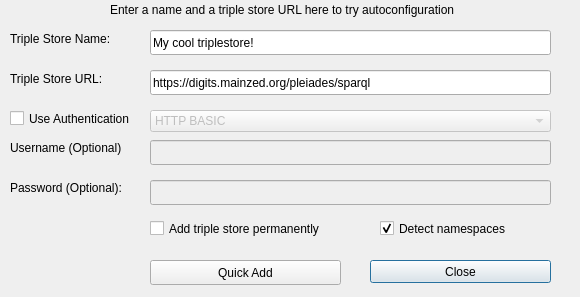
Before: the Qt Designer form dialogs/ui/triplestorequickadddialog.ui in sparqlunicorn/sparqlunicornGoesGIS, drawn with Qt 5.
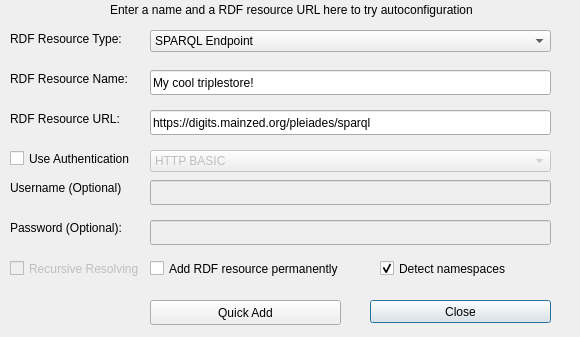
After: the same form once the commit is applied. Custom widgets are drawn as their Qt base class.

Commit message: Unified load graph dialog with triple store quick add dialog

The edit to the form file:
```diff
--- a/dialogs/ui/triplestorequickadddialog.ui
+++ b/dialogs/ui/triplestorequickadddialog.ui
@@ -7,7 +7,7 @@
     <x>0</x>
     <y>0</y>
     <width>580</width>
-    <height>297</height>
+    <height>337</height>
    </rect>
   </property>
   <property name="windowTitle">
@@ -17,20 +17,20 @@
    <property name="geometry">
     <rect>
      <x>10</x>
-     <y>70</y>
+     <y>110</y>
      <width>161</width>
      <height>17</height>
     </rect>
    </property>
    <property name="text">
-    <string>Triple Store URL:</string>
+    <string>RDF Resource URL:</string>
    </property>
   </widget>
   <widget class="QLineEdit" name="tripleStoreEdit">
    <property name="geometry">
     <rect>
      <x>150</x>
-     <y>70</y>
+     <y>110</y>
      <width>401</width>
      <height>25</height>
     </rect>
@@ -43,20 +43,20 @@
    <property name="geometry">
     <rect>
      <x>10</x>
-     <y>30</y>
+     <y>70</y>
      <width>161</width>
      <height>17</height>
     </rect>
    </property>
    <property name="text">
-    <string>Triple Store Name:</string>
+    <string>RDF Resource Name:</string>
    </property>
   </widget>
   <widget class="QLineEdit" name="tripleStoreNameEdit">
    <property name="geometry">
     <rect>
      <x>150</x>
-     <y>30</y>
+     <y>70</y>
      <width>401</width>
      <height>25</height>
     </rect>
@@ -69,7 +69,7 @@
    <property name="geometry">
     <rect>
      <x>370</x>
-     <y>260</y>
+     <y>300</y>
      <width>181</width>
      <height>23</height>
     </rect>
@@ -82,7 +82,7 @@
    <property name="geometry">
     <rect>
      <x>150</x>
-     <y>260</y>
+     <y>300</y>
      <width>191</width>
      <height>25</height>
     </rect>
@@ -101,27 +101,27 @@
     </rect>
    </property>
    <property name="text">
-    <string>Enter a name and a triple store URL here to try autoconfiguration</string>
+    <string>Enter a name and a RDF resource URL here to try autoconfiguration</string>
    </property>
   </widget>
   <widget class="QCheckBox" name="permanentAddCBox">
    <property name="geometry">
     <rect>
      <x>150</x>
-     <y>220</y>
+     <y>260</y>
      <width>211</width>
      <height>17</height>
     </rect>
    </property>
    <property name="text">
-    <string>Add triple store permanently</string>
+    <string>Add RDF resource permanently</string>
    </property>
   </widget>
   <widget class="QLabel" name="usernameLabel">
    <property name="geometry">
     <rect>
      <x>10</x>
-     <y>140</y>
+     <y>180</y>
      <width>111</width>
      <height>16</height>
     </rect>
@@ -134,7 +134,7 @@
    <property name="geometry">
     <rect>
      <x>10</x>
-     <y>180</y>
+     <y>220</y>
      <width>131</width>
      <height>16</height>
     </rect>
@@ -150,7 +150,7 @@
    <property name="geometry">
     <rect>
      <x>150</x>
-     <y>140</y>
+     <y>180</y>
      <width>401</width>
      <height>25</height>
     </rect>
@@ -166,7 +166,7 @@
    <property name="geometry">
     <rect>
      <x>150</x>
-     <y>180</y>
+     <y>220</y>
      <width>401</width>
      <height>25</height>
     </rect>
@@ -182,7 +182,7 @@
    <property name="geometry">
     <rect>
      <x>10</x>
-     <y>110</y>
+     <y>150</y>
      <width>121</width>
      <height>17</height>
     </rect>
@@ -198,7 +198,7 @@
    <property name="geometry">
     <rect>
      <x>150</x>
-     <y>110</y>
+     <y>150</y>
      <width>401</width>
      <height>22</height>
     </rect>
@@ -218,7 +218,7 @@
    <property name="geometry">
     <rect>
      <x>380</x>
-     <y>220</y>
+     <y>260</y>
      <width>191</width>
      <height>17</height>
     </rect>
@@ -230,7 +230,93 @@
     <bool>true</bool>
    </property>
   </widget>
+  <widget class="QLabel" name="rdfResourceTypeLabel">
+   <property name="geometry">
+    <rect>
+     <x>10</x>
+     <y>30</y>
+     <width>161</width>
+     <height>17</height>
+    </rect>
+   </property>
+   <property name="text">
+    <string>RDF Resource Type:</string>
+   </property>
+  </widget>
+  <widget class="QComboBox" name="rdfResourceComboBox">
+   <property name="geometry">
+    <rect>
+     <x>150</x>
+     <y>30</y>
+     <width>401</width>
+     <height>22</height>
+    </rect>
+   </property>
+   <item>
+    <property name="text">
+     <string>SPARQL Endpoint</string>
+    </property>
+   </item>
+   <item>
+    <property name="text">
+     <string>RDF Resource from URI </string>
+    </property>
+   </item>
+   <item>
+    <property name="text">
+     <string>Local RDF File(s)</string>
+    </property>
+   </item>
+  </widget>
+  <widget class="QgsFileWidget" name="chooseFileWidget">
+   <property name="geometry">
+    <rect>
+     <x>150</x>
+     <y>110</y>
+     <width>401</width>
+     <height>27</height>
+    </rect>
+   </property>
+   <property name="acceptDrops">
+    <bool>true</bool>
+   </property>
+   <property name="storageMode">
+    <enum>QgsFileWidget::GetMultipleFiles</enum>
+   </property>
+   <property name="options">
+    <set>QFileDialog::ReadOnly</set>
+   </property>
+  </widget>
+  <widget class="QCheckBox" name="recursiveResolvingCBox">
+   <property name="enabled">
+    <bool>false</bool>
+   </property>
+   <property name="geometry">
+    <rect>
+     <x>10</x>
+     <y>260</y>
+     <width>131</width>
+     <height>17</height>
+    </rect>
+   </property>
+   <property name="text">
+    <string>Recursive Resolving</string>
+   </property>
+   <property name="checkable">
+    <bool>false</bool>
+   </property>
+   <property name="checked">
+    <bool>false</bool>
+   </property>
+  </widget>
  </widget>
+ <customwidgets>
+  <customwidget>
+   <class>QgsFileWidget</class>
+   <extends>QWidget</extends>
+   <header>qgsfilewidget.h</header>
+  </customwidget>
+ </customwidgets>
  <resources/>
  <connections/>
 </ui>
```
The commit also changes 5 other files.
